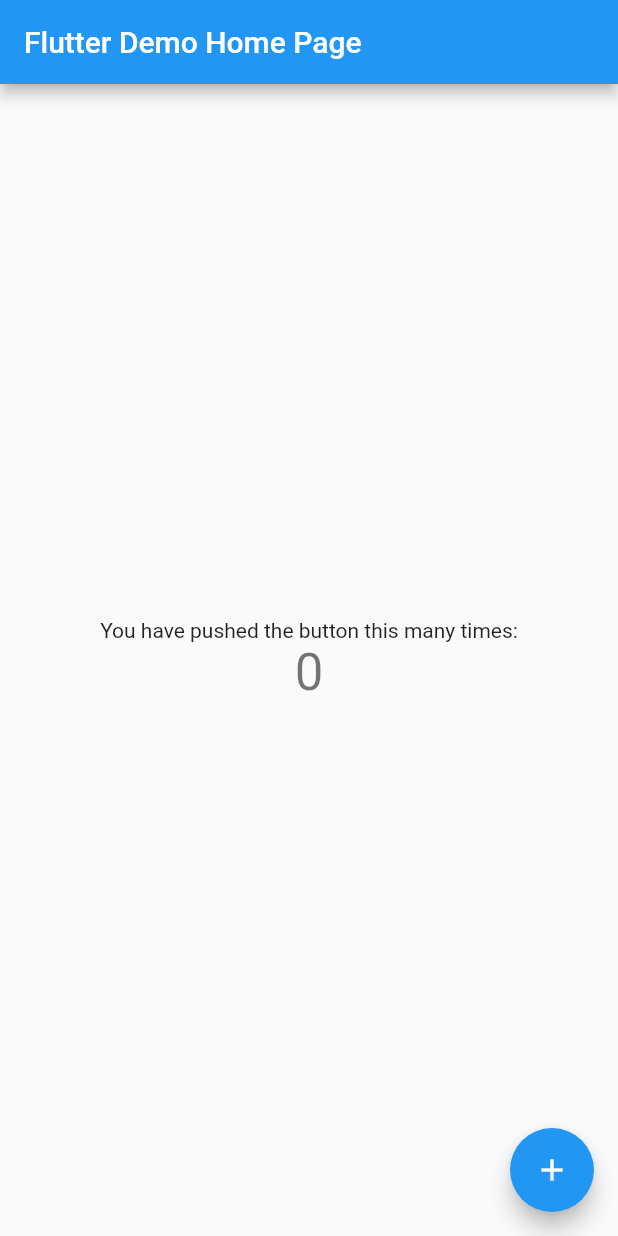
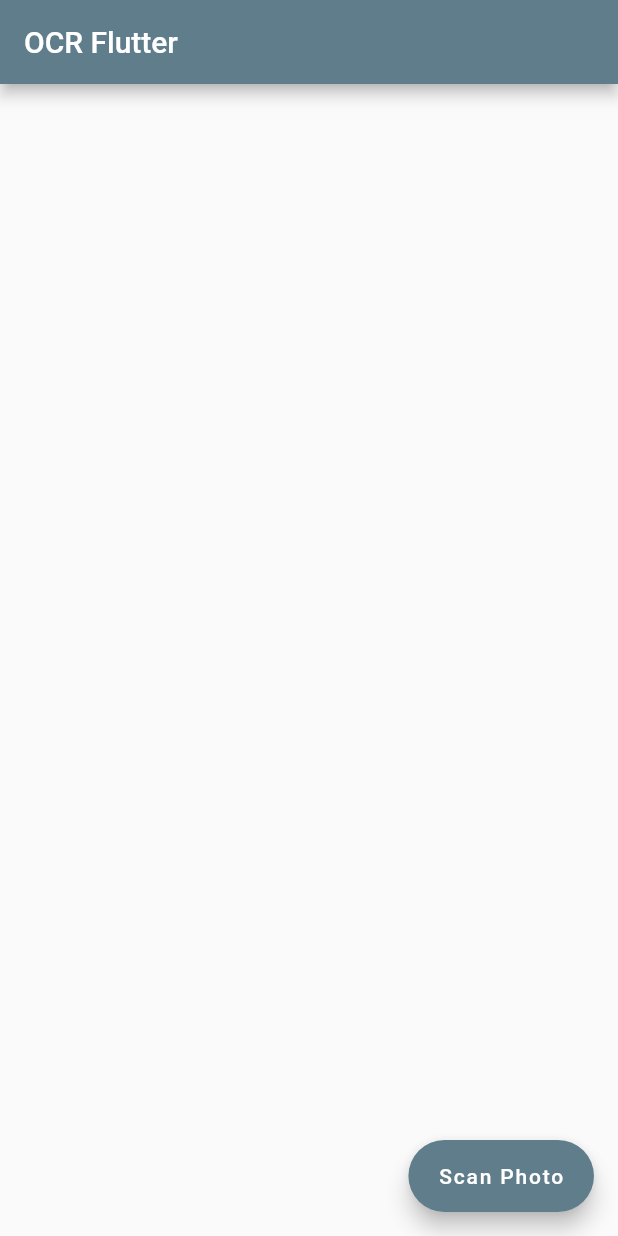
Before and after one commit to MertSaygili/ocr_flutter, a Flutter app: the screen it shows after launch, on a phone screen of 412 x 824 dp. Run offline on Flutter 3.47's test engine with Material 2 defaults, Android fonts, the phone set to English and light mode, and no system bars; our stand-ins replace image_cropper, image_picker; missing offline and left inert: google_mlkit_text_recognition.

Commit message:
works basicly

```diff
--- a/lib/main.dart
+++ b/lib/main.dart
@@ -1,4 +1,5 @@
 import 'package:flutter/material.dart';
+import 'package:ocr_flutter/views/home_screen.dart';
 
 void main() {
   runApp(const MyApp());
@@ -7,109 +8,12 @@
 class MyApp extends StatelessWidget {
   const MyApp({super.key});
 
-  // This widget is the root of your application.
   @override
   Widget build(BuildContext context) {
     return MaterialApp(
       title: 'Flutter Demo',
-      theme: ThemeData(
-        // This is the theme of your application.
-        //
-        // Try running your application with "flutter run". You'll see the
-        // application has a blue toolbar. Then, without quitting the app, try
-        // changing the primarySwatch below to Colors.green and then invoke
-        // "hot reload" (press "r" in the console where you ran "flutter run",
-        // or simply save your changes to "hot reload" in a Flutter IDE).
-        // Notice that the counter didn't reset back to zero; the application
-        // is not restarted.
-        primarySwatch: Colors.blue,
-      ),
-      home: const MyHomePage(title: 'Flutter Demo Home Page'),
+      theme: ThemeData(primarySwatch: Colors.blueGrey),
+      home: const HomeScreen(),
     );
   }
 }
-
-class MyHomePage extends StatefulWidget {
-  const MyHomePage({super.key, required this.title});
-
-  // This widget is the home page of your application. It is stateful, meaning
-  // that it has a State object (defined below) that contains fields that affect
-  // how it looks.
-
-  // This class is the configuration for the state. It holds the values (in this
-  // case the title) provided by the parent (in this case the App widget) and
-  // used by the build method of the State. Fields in a Widget subclass are
-  // always marked "final".
-
-  final String title;
-
-  @override
-  State<MyHomePage> createState() => _MyHomePageState();
-}
-
-class _MyHomePageState extends State<MyHomePage> {
-  int _counter = 0;
-
-  void _incrementCounter() {
-    setState(() {
-      // This call to setState tells the Flutter framework that something has
-      // changed in this State, which causes it to rerun the build method below
-      // so that the display can reflect the updated values. If we changed
-      // _counter without calling setState(), then the build method would not be
-      // called again, and so nothing would appear to happen.
-      _counter++;
-    });
-  }
-
-  @override
-  Widget build(BuildContext context) {
-    // This method is rerun every time setState is called, for instance as done
-    // by the _incrementCounter method above.
-    //
-    // The Flutter framework has been optimized to make rerunning build methods
-    // fast, so that you can just rebuild anything that needs updating rather
-    // than having to individually change instances of widgets.
-    return Scaffold(
-      appBar: AppBar(
-        // Here we take the value from the MyHomePage object that was created by
-        // the App.build method, and use it to set our appbar title.
-        title: Text(widget.title),
-      ),
-      body: Center(
-        // Center is a layout widget. It takes a single child and positions it
-        // in the middle of the parent.
-        child: Column(
-          // Column is also a layout widget. It takes a list of children and
-          // arranges them vertically. By default, it sizes itself to fit its
-          // children horizontally, and tries to be as tall as its parent.
-          //
-          // Invoke "debug painting" (press "p" in the console, choose the
-          // "Toggle Debug Paint" action from the Flutter Inspector in Android
-          // Studio, or the "Toggle Debug Paint" command in Visual Studio Code)
-          // to see the wireframe for each widget.
-          //
-          // Column has various properties to control how it sizes itself and
-          // how it positions its children. Here we use mainAxisAlignment to
-          // center the children vertically; the main axis here is the vertical
-          // axis because Columns are vertical (the cross axis would be
-          // horizontal).
-          mainAxisAlignment: MainAxisAlignment.center,
-          children: <Widget>[
-            const Text(
-              'You have pushed the button this many times:',
-            ),
-            Text(
-              '$_counter',
-              style: Theme.of(context).textTheme.headlineMedium,
-            ),
-          ],
-        ),
-      ),
-      floatingActionButton: FloatingActionButton(
-        onPressed: _incrementCounter,
-        tooltip: 'Increment',
-        child: const Icon(Icons.add),
-      ), // This trailing comma makes auto-formatting nicer for build methods.
-    );
-  }
-}
--- /dev/null
+++ b/lib/views/home_screen.dart
@@ -0,0 +1,57 @@
+import 'dart:developer';
+
+import 'package:flutter/material.dart';
+import 'package:image_picker/image_picker.dart';
+import 'package:ocr_flutter/utils/image_picker_class.dart';
+import 'package:ocr_flutter/views/recognize_screen.dart';
+import '../utils/image_cropper_view.dart';
+import '../widgets/show_modal.dart';
+
+class HomeScreen extends StatefulWidget {
+  const HomeScreen({super.key});
+
+  @override
+  State<HomeScreen> createState() => _HomeScreenState();
+}
+
+class _HomeScreenState extends State<HomeScreen> {
+  final String _appbarTitle = 'OCR Flutter';
+  final String _scanPhoto = 'Scan Photo';
+
+  @override
+  Widget build(BuildContext context) {
+    return Scaffold(
+      appBar: AppBar(title: Text(_appbarTitle), centerTitle: false),
+      floatingActionButton: _floatinActionButton(),
+    );
+  }
+
+  FloatingActionButton _floatinActionButton() {
+    return FloatingActionButton.extended(
+      onPressed: () => imagePickerModal(context, onTapCamera: _onTapCamera, onTapGalery: _onTapGalery),
+      label: Text(_scanPhoto),
+    );
+  }
+
+  void _onTapCamera() {
+    log('camera');
+    pickImage(ImageSource.camera).then((value) {
+      if (value != '') {
+        imageCropper(context, value).then((value) {
+          value != '' ? Navigator.of(context).push(MaterialPageRoute(builder: (context) => RecognizeScreen(path: value))) : null;
+        });
+      }
+    });
+  }
+
+  void _onTapGalery() {
+    log('galery');
+    pickImage(ImageSource.gallery).then((value) {
+      if (value != '') {
+        imageCropper(context, value).then((value) {
+          value != '' ? Navigator.of(context).push(MaterialPageRoute(builder: (context) => RecognizeScreen(path: value))) : null;
+        });
+      }
+    });
+  }
+}
--- a/pubspec.yaml
+++ b/pubspec.yaml
@@ -30,6 +30,10 @@
 dependencies:
   flutter:
     sdk: flutter
+
+  image_picker: ^0.8.7
+  image_cropper: ^3.0.1
+  google_mlkit_text_recognition: ^0.5.0
 
 
   # The following adds the Cupertino Icons font to your application.
```
Also changed, not shown: lib/utils/image_cropper_view.dart (added, +39 -0 lines), lib/utils/image_picker_class.dart (added, +22 -0 lines), lib/views/recognize_screen.dart (added, +55 -0 lines), lib/widgets/show_modal.dart (added, +27 -0 lines), pubspec.lock, 4 other files.
